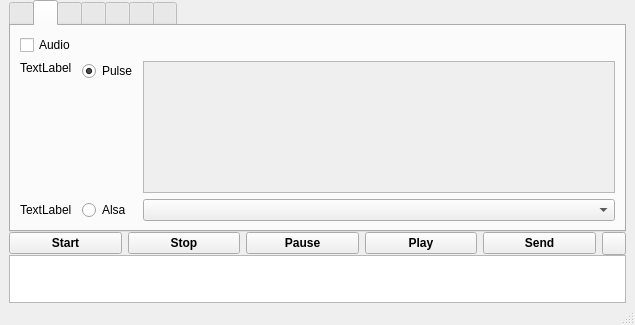
Above: vokoscreen.ui from yanuarakhid/vokoscreen before the change. Below: the same form after it.
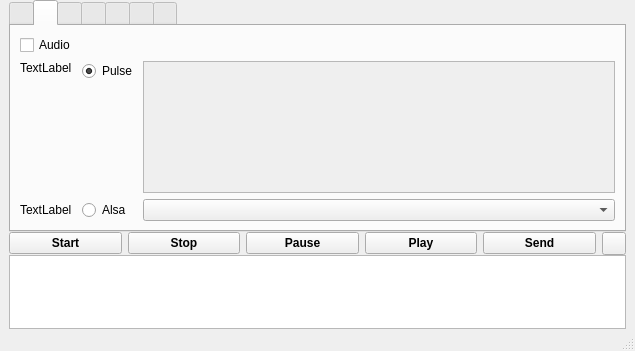
That is the form after the change. The open tabs and pages were chosen to show the change.

Commit message: add Windowtitle icon

Patch:
```diff
--- a/vokoscreen.ui
+++ b/vokoscreen.ui
@@ -7,7 +7,7 @@
     <x>0</x>
     <y>0</y>
     <width>635</width>
-    <height>325</height>
+    <height>351</height>
    </rect>
   </property>
   <property name="sizePolicy">
```
Left out of the diff: 10 changed lines with no effect on the pictures.
